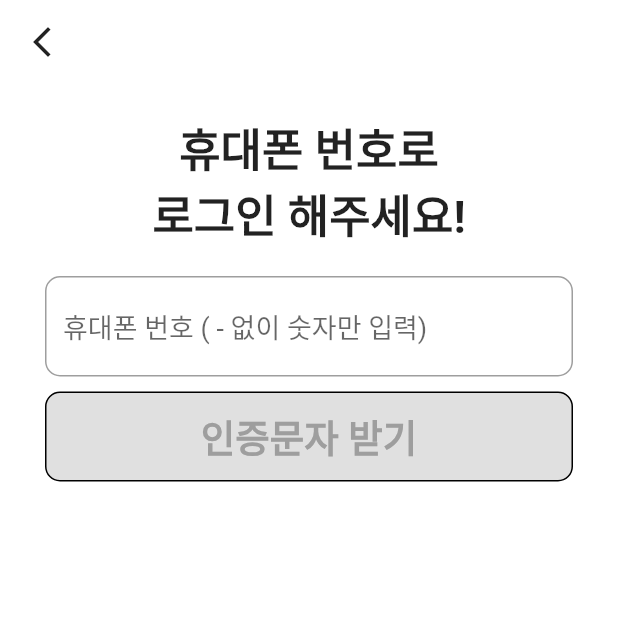
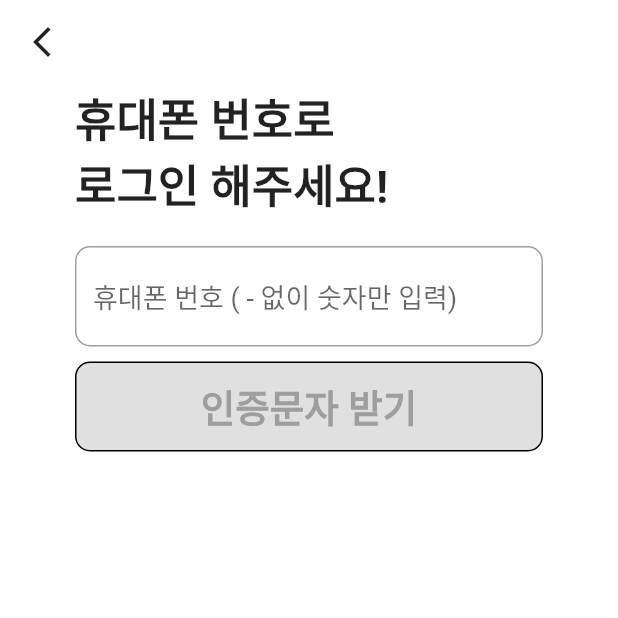
Before and after one commit to Donne-All-Around/DonneAllAround, a Flutter app: the screen it shows after launch, after a tap on "로그인", on a phone screen of 412 x 824 dp, the top half of it. Run offline on Flutter 3.47's test engine with Material 2 defaults, Android fonts, the light colour scheme and no system bars; our stand-ins replace awesome_bottom_bar, image_picker, permission_handler.

```diff
--- a/login/lib/login_page.dart
+++ b/login/lib/login_page.dart
@@ -113,13 +113,16 @@ class _LoginPageState extends State<LoginPage> {
             elevation: 0,
           ),
           body: SingleChildScrollView(
-            child: Center(
+            child: Container(
+              margin: const EdgeInsets.fromLTRB(50, 0, 50, 0),
               child: Column(
                 children: [
-                  const SizedBox(
-                    height: 20,
-                  ),
-                    const Text(
+                  // const SizedBox(
+                  //   height: 20,
+                  // ),
+                    const Row(
+                      children: [
+                        Text(
                           '휴대폰 번호로',
                           textAlign: TextAlign.start,
                           style: TextStyle(
@@ -127,7 +130,11 @@ class _LoginPageState extends State<LoginPage> {
                             fontSize: 30,
                           ),
                         ),
-                    const Text(
+                      ],
+                    ),
+                    const Row(
+                      children: [
+                        Text(
                           '로그인 해주세요!',
                           textAlign: TextAlign.start,
                           style: TextStyle(
@@ -135,11 +142,14 @@ class _LoginPageState extends State<LoginPage> {
                             fontSize: 30,
                           ),
                         ),
+                      ],
+                    ),
+
                   const SizedBox(
                     height: 20,
                   ),
                   Container(
-                    margin: const EdgeInsets.symmetric(horizontal: 30),
+                    // margin: const EdgeInsets.symmetric(horizontal: 30),
                     child: TextField(
                       controller: _phoneNumberController,// 전화번호 입력칸
                       keyboardType: TextInputType.number, // 키보드 숫자로 나타남
@@ -190,7 +200,7 @@ class _LoginPageState extends State<LoginPage> {
                       }
                     },
                     child: Container(
-                      margin: const EdgeInsets.fromLTRB(30, 0, 30, 0),
+                      // margin: const EdgeInsets.fromLTRB(30, 0, 30, 0),
                       height: 60,
                       width: double.infinity,
                       decoration:  BoxDecoration(
@@ -228,7 +238,7 @@ class _LoginPageState extends State<LoginPage> {
                         if (_isInputVisible) // ture 일 때만 입력창 보이도록 조건부
                         Container(
                           // key: certiKey, // 키 할당
-                          margin: const EdgeInsets.symmetric(horizontal: 30),
+                          // margin: const EdgeInsets.symmetric(horizontal: 30),
                           child: TextFormField(
                             focusNode: _isInputVisible ? _certificationFocus : null, // 입력창 나타나면 자동 포커스(삼항 연산자)
                             controller: _certificationController, // 인증번호 컨트롤러
@@ -275,7 +285,7 @@ class _LoginPageState extends State<LoginPage> {
                             }
                           },
                           child: Container(
-                            margin: const EdgeInsets.fromLTRB(30, 0, 30, 0),
+                            // margin: const EdgeInsets.fromLTRB(30, 0, 30, 0),
                             height: 60,
                             width: double.infinity,
                             decoration:  BoxDecoration(
--- a/login/pubspec.yaml
+++ b/login/pubspec.yaml
@@ -35,6 +35,8 @@ dependencies:
   # The following adds the Cupertino Icons font to your application.
   # Use with the CupertinoIcons class for iOS style icons.
   cupertino_icons: ^1.0.2
+  image_picker: ^1.0.4
+  permission_handler: ^11.0.0
 
 dev_dependencies:
   flutter_test:
```
Also changed, not shown: login/lib/profile1_page.dart (added, +52 -0 lines), login/lib/profilesetting_page.dart (+174 -11 lines), login/pubspec.lock, 1 other file. Lines whose indentation alone changed are shown as unchanged.
